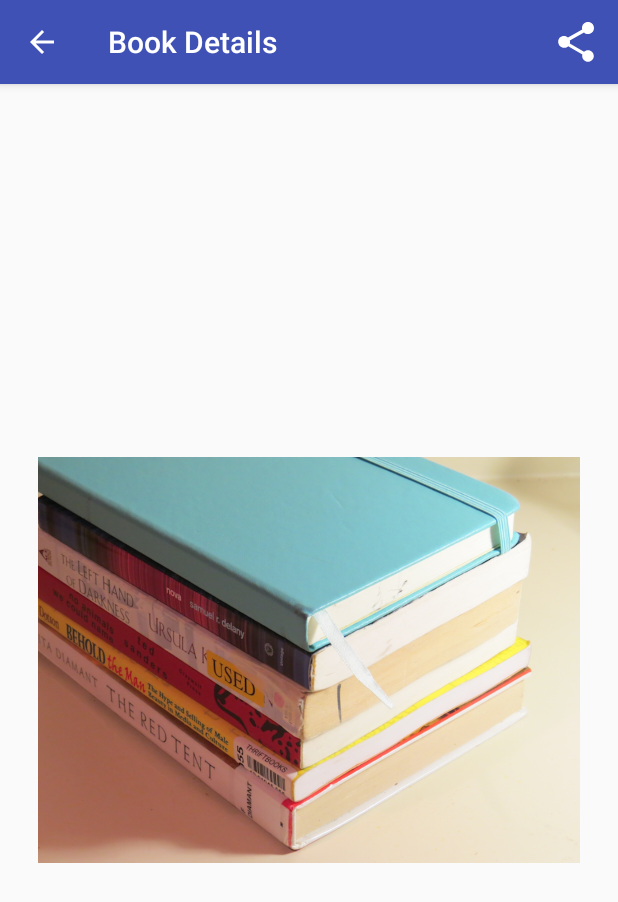
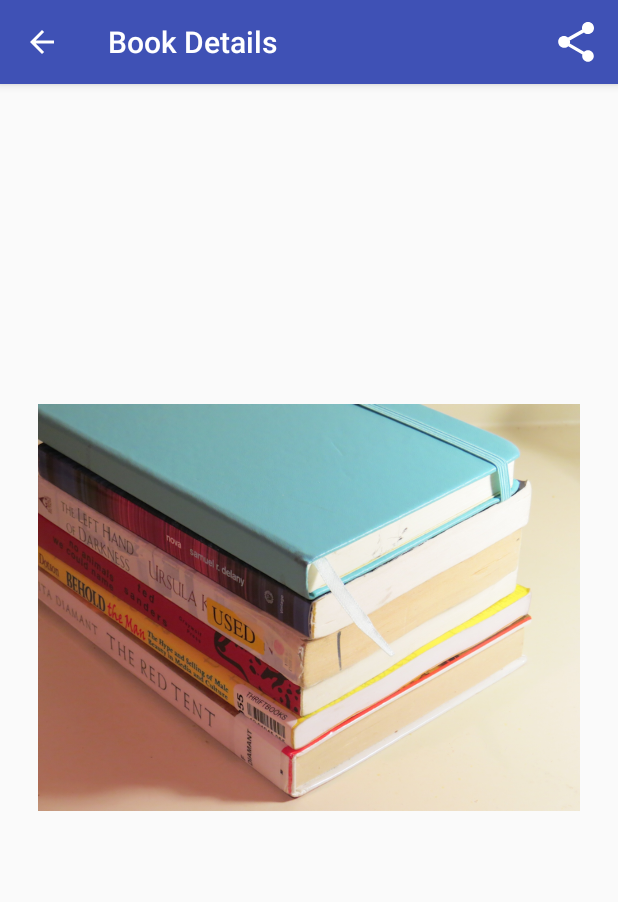
Before and after one commit to lechP/AndroidTutorial3, an Android app: the DetailActivity screen opened directly, with no data from a screen before it, on a phone screen of 412 x 824 dp. Shown: the top 902 px of the screen. Run offline under Robolectric (Android 15) with nearby library versions, the phone set to English and light mode, and no system bars; our stand-ins replace Picasso; pictures from the network do not load; 3 statements that could not run were skipped.

Commit message:
[LPI] add subjects of the book to the detail activity

```diff
--- a/app/src/main/java/com/lpi/andt3/DetailActivity.java
+++ b/app/src/main/java/com/lpi/andt3/DetailActivity.java
@@ -8,6 +8,7 @@ import android.support.v7.widget.ShareActionProvider;
 import android.view.Menu;
 import android.view.MenuItem;
 import android.widget.ImageView;
+import android.widget.TextView;
 import com.squareup.picasso.Picasso;
 
 public class DetailActivity extends AppCompatActivity {
@@ -22,12 +23,15 @@ public class DetailActivity extends AppCompatActivity {
         setContentView(R.layout.activity_detail);
 
         ImageView imageView = (ImageView) findViewById(R.id.img_cover);
+        TextView textView = (TextView) findViewById(R.id.book_description);
 
         String coverID = this.getIntent().getExtras().getString("coverID");
         if (coverID.length() > 0) {
             imageURL = IMAGE_URL_BASE + coverID + "-L.jpg";
             Picasso.with(this).load(imageURL).placeholder(R.drawable.img_books_loading).into(imageView);
         }
+        String subjects = this.getIntent().getExtras().getString("subject");
+        textView.setText(subjects);
     }
 
     private void setShareIntent() {
--- a/app/src/main/res/layout/activity_detail.xml
+++ b/app/src/main/res/layout/activity_detail.xml
@@ -1,11 +1,26 @@
 <?xml version="1.0" encoding="utf-8"?>
-<ImageView
+<LinearLayout
         xmlns:android="http://schemas.android.com/apk/res/android"
-        android:id="@+id/img_cover"
         android:layout_width="match_parent"
         android:layout_height="match_parent"
-        android:layout_margin="25dp"
-        android:src="@drawable/img_books_large"
-        >
+        android:orientation="vertical">
 
-</ImageView>
+    <ImageView
+            android:id="@+id/img_cover"
+            android:layout_width="wrap_content"
+            android:layout_height="0dp"
+            android:layout_weight="1"
+            android:layout_margin="25dp"
+            android:src="@drawable/img_books_large"
+            android:contentDescription="@string/large_book_cover">
+    </ImageView>
+
+    <TextView
+            android:id="@+id/book_description"
+            android:layout_width="wrap_content"
+            android:layout_height="wrap_content"
+            android:layout_margin="25dp"
+            android:text="@string/book_description_placeholder">
+
+    </TextView>
+</LinearLayout>
--- a/app/src/main/res/values/strings.xml
+++ b/app/src/main/res/values/strings.xml
@@ -6,4 +6,6 @@
     <string name="menu_share">Share</string>
     <string name="found_book_cover">Found book cover</string>
     <string name="activity_details">Book Details</string>
+    <string name="large_book_cover">Large book cover</string>
+    <string name="book_description_placeholder">Here will appear book description</string>
 </resources>
```
Also changed, not shown: app/src/main/java/com/lpi/andt3/MainActivity.java (+16 -0 lines).
